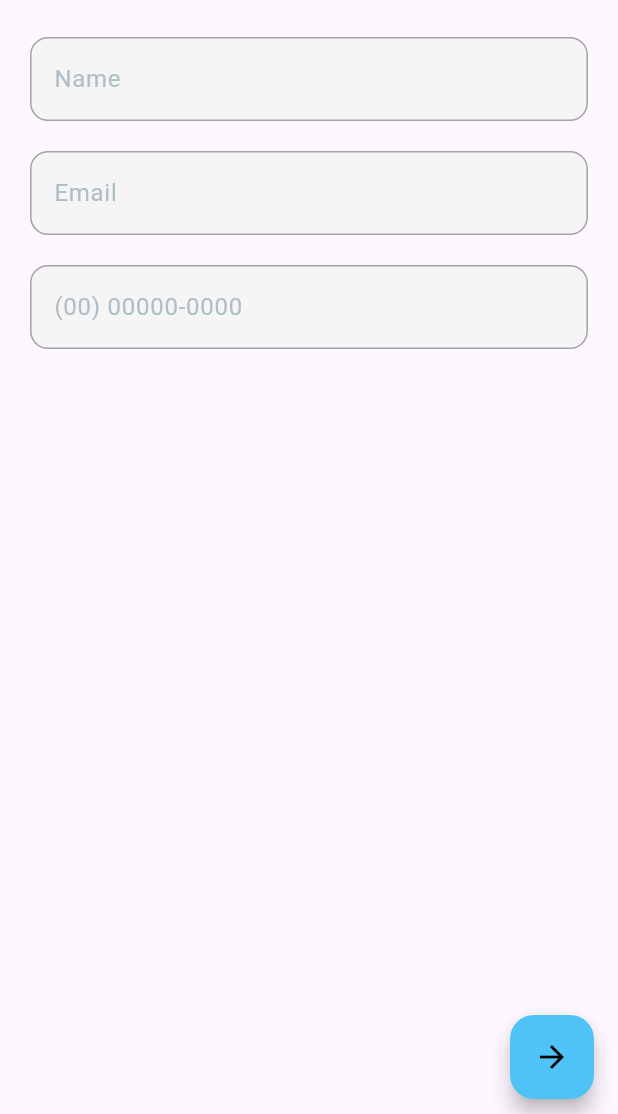
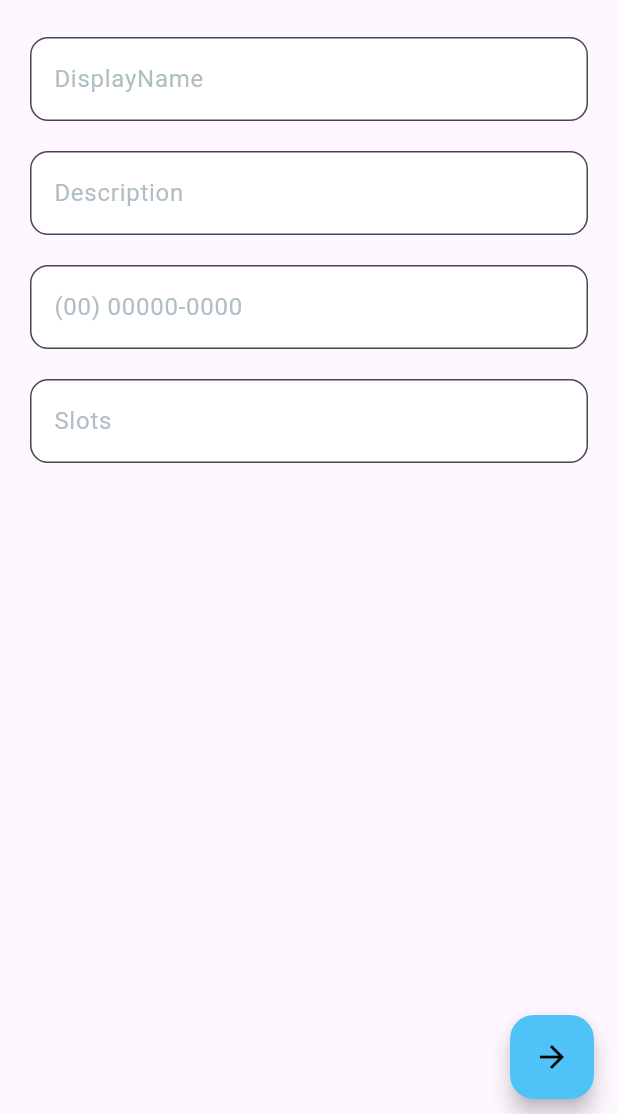
Before and after one commit to Devluizpozza/estacionAqui, a Flutter app: the ParkingAddView screen opened by its route, after a tap on the "arrow forward" icon, on a phone screen of 412 x 824 dp, the part 122-1236 px from its top. Run offline on Flutter 3.47's test engine with Material 3 defaults, Android fonts, the phone set to English and light mode, and no system bars; our stand-ins replace cloud_firestore, connectivity_plus, equatable, firebase_auth, firebase_core, firebase_storage and 8 more; accounts and stored records are empty; network calls fail.

Commit message:
sace parking on database

```diff
--- a/lib/app/models/parking_model.dart
+++ b/lib/app/models/parking_model.dart
@@ -2,6 +2,7 @@
 import 'package:cloud_firestore/cloud_firestore.dart';
 import 'package:equatable/equatable.dart';
 import 'package:estacionaqui/app/models/place_model.dart';
+import 'package:estacionaqui/app/models/place_short_model.dart';
 
 class Parking extends Equatable {
   final String uid;
@@ -10,7 +11,7 @@ class Parking extends Equatable {
   final String phone;
   final int slots;
   final List<String> conforts;
-  final Place? place;
+  final PlaceShort place;
   final DateTime createAt;
 
   const Parking({
@@ -20,7 +21,7 @@ class Parking extends Equatable {
     required this.phone,
     required this.slots,
     required this.conforts,
-    this.place,
+    required this.place,
     required this.createAt,
   });
 
@@ -58,7 +59,7 @@ class Parking extends Equatable {
       'phone': phone,
       'slots': slots,
       'conforts': conforts,
-      'place': place,
+      'place': place.toJson(),
       'createAt': createAt,
     };
   }
@@ -71,7 +72,7 @@ class Parking extends Equatable {
       phone: '',
       slots: 10,
       conforts: [],
-      place: Place.empty(),
+      place: PlaceShort.empty(),
       createAt: DateTime.now(),
     );
   }
--- a/lib/app/modules/parking/parking_add_controller.dart
+++ b/lib/app/modules/parking/parking_add_controller.dart
@@ -1,34 +1,50 @@
 import 'package:estacionaqui/app/db/collections.dart';
 import 'package:estacionaqui/app/db/db.dart';
 import 'package:estacionaqui/app/handlers/snack_bar_handler.dart';
+import 'package:estacionaqui/app/models/geo_location_point_model.dart';
 import 'package:estacionaqui/app/models/parking_model.dart';
+import 'package:estacionaqui/app/models/place_short_model.dart';
+import 'package:estacionaqui/app/repositories/app_user_repository.dart';
 import 'package:estacionaqui/app/repositories/parking_repository.dart';
+import 'package:estacionaqui/app/services/geo_location_service.dart';
 import 'package:estacionaqui/app/utils/logger.dart';
 import 'package:flutter/material.dart';
-import 'package:get/get_state_manager/src/simple/get_controllers.dart';
+import 'package:get/get.dart';
 
 class ParkingAddController extends GetxController {
   final displayNameController = TextEditingController();
   final descriptionController = TextEditingController();
   final phoneController = TextEditingController();
   final slotsController = TextEditingController();
-
   final ParkingRepository parkingRepository = ParkingRepository();
+  final AppUserRepository appUserRepository = AppUserRepository();
 
   void createParking() async {
+    Get.lazyPut(() => GeolocationService());
     try {
+      final place = PlaceShort(
+        placeId: 'Rua das Flores',
+        countryCode: '123',
+        city: 'Florianópolis',
+        fu: 'SC',
+        fullAddress: 'Rua das Flores, 123 - Centro, Florianópolis/SC',
+        geolocationPoint: GeolocationPoint(0.0, 2.3),
+      );
       Parking parkingToSave = Parking(
         uid: DB.generateUID(Collections.parking),
-        displayName: '',
-        description: '',
-        phone: '',
-        conforts: [],
-        slots: 20,
+        displayName: displayNameController.text,
+        description: descriptionController.text,
+        phone: phoneController.text,
+        place: place,
+        conforts: ['Coberto', 'Seguro', 'Fácil acesso', 'ducha'],
+        slots: 10,
         createAt: DateTime.now(),
       );
       bool success = await parkingRepository.create(parkingToSave);
       if (success) {
         SnackBarHandler.snackBarSuccess('Estacionamento criado com sucesso!');
+      } else {
+        SnackBarHandler.snackBarError('Falha ao criar estacionamento');
       }
     } catch (e) {
       Logger.info(e.toString());
--- a/lib/app/modules/parking/parking_add_view.dart
+++ b/lib/app/modules/parking/parking_add_view.dart
@@ -4,8 +4,7 @@ import 'package:flutter/material.dart';
 import 'package:get/get.dart';
 
 class ParkingAddView extends GetView<ParkingAddController> {
-  ParkingAddView({super.key});
-  final TextEditingController _controller = TextEditingController();
+  const ParkingAddView({super.key});
 
   @override
   Widget build(BuildContext context) {
@@ -16,9 +15,10 @@ class ParkingAddView extends GetView<ParkingAddController> {
         child: Column(
           children: [
             const SizedBox(height: 20),
-            _buildField("Name", _controller, false),
-            _buildField("Email", _controller, false),
-            _buildField("(00) 00000-0000", _controller, false),
+            _buildField("DisplayName", controller.displayNameController),
+            _buildField("Description", controller.descriptionController),
+            _buildField("(00) 00000-0000", controller.phoneController),
+            _buildField("Slots", controller.slotsController),
           ],
         ),
       ),
@@ -34,22 +34,17 @@ class ParkingAddView extends GetView<ParkingAddController> {
     );
   }
 
-  Widget _buildField(
-    String label,
-    TextEditingController controller,
-    bool editing,
-  ) {
+  Widget _buildField(String label, TextEditingController controller) {
     return Padding(
       padding: const EdgeInsets.symmetric(vertical: 10),
       child: TextField(
         controller: controller,
-        enabled: editing,
         decoration: InputDecoration(
           labelText: label,
           labelStyle: TextStyle(color: Colors.blueGrey[200]),
           border: OutlineInputBorder(borderRadius: BorderRadius.circular(12)),
-          filled: !editing,
-          fillColor: editing ? Colors.white : Colors.grey.shade100,
+          filled: true,
+          fillColor: Colors.white,
         ),
       ),
     );
```
Also changed, not shown: lib/app/models/geo_location_point_model.dart (+26 -6 lines), lib/app/models/place_short_model.dart (+22 -0 lines), lib/app/repositories/parking_repository.dart (+10 -0 lines).
